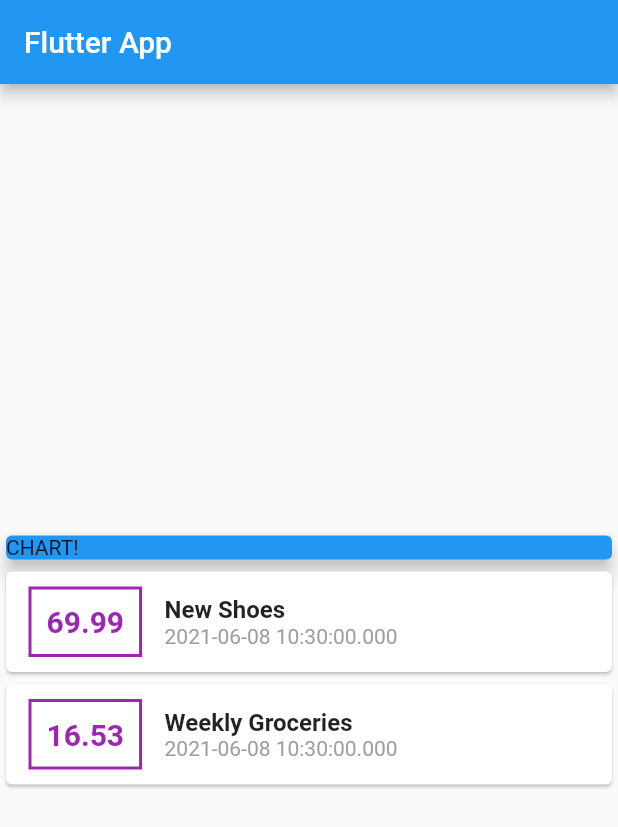
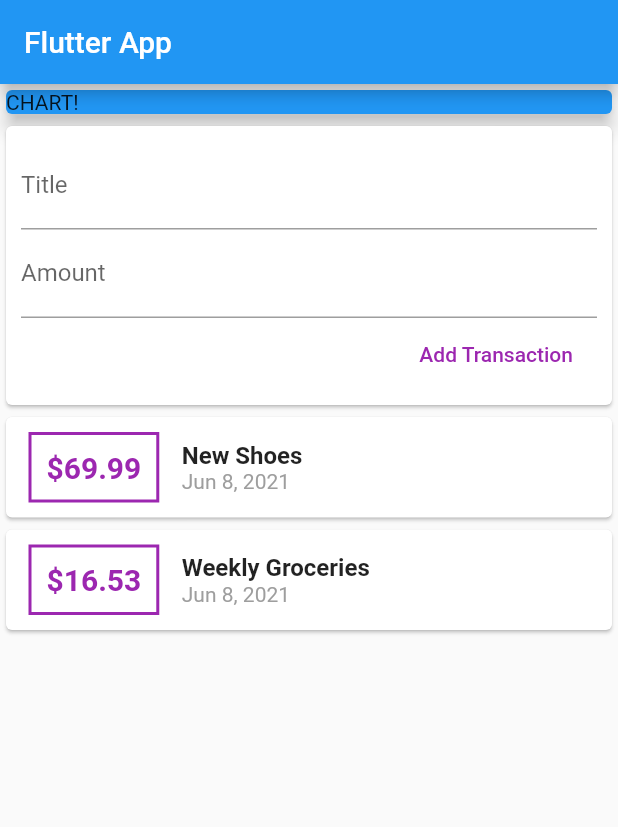
Before and after one commit to Summaiya14/Transaction_app, a Flutter app: the screen it shows after launch, on a phone screen of 412 x 824 dp. Shown: the top 827 px of the screen. Run offline on Flutter 3.47's test engine with Material 2 defaults, Android fonts, the phone set to English and light mode, and no system bars.

Commit message:
adding text field and button

```diff
--- a/lib/main.dart
+++ b/lib/main.dart
@@ -1,5 +1,6 @@
 import 'package:flutter/material.dart';
 import './transaction.dart';
+import 'package:intl/intl.dart';
 
 void main() {
   runApp(MyApp());
@@ -20,6 +21,11 @@ class MyHomePage extends StatelessWidget{
     Transaction(id: 't1', title: 'New Shoes', amount: 69.99, date: DateTime.now(),),
     Transaction(id: 't2', title: 'Weekly Groceries', amount: 16.53, date: DateTime.now(),),
   ];
+
+  //String titleInput;
+  //String amountInput;
+  final titleController = TextEditingController();
+  final amountController = TextEditingController();
   @override
   Widget build(BuildContext context) {
     return Scaffold(
@@ -27,7 +33,7 @@ class MyHomePage extends StatelessWidget{
         title: Text("Flutter App"),
         ),
       body: Column(
-        mainAxisAlignment: MainAxisAlignment.center,
+        mainAxisAlignment: MainAxisAlignment.start,
         crossAxisAlignment: CrossAxisAlignment.stretch,
         children: [
           Container(
@@ -38,6 +44,25 @@ class MyHomePage extends StatelessWidget{
               color: Colors.blue,
               ),
           ),
+          Card(
+            child: Container(
+              padding: EdgeInsets.all(10),
+              child: Column(
+                crossAxisAlignment: CrossAxisAlignment.end,
+                children: [
+                  TextField(
+                    decoration: InputDecoration(labelText: 'Title'),
+                    controller: titleController,
+                    ),
+                  TextField(
+                    decoration: InputDecoration(labelText: 'Amount'),
+                    controller: amountController,
+                    ),
+                  FlatButton(onPressed: () {print(titleController.text); print(amountController.text);}, child: Text('Add Transaction'), textColor: Colors.purple,)
+                ],
+              ),
+            ),
+          ),
           Column(
             children:
               transactions.map((tx) {
@@ -47,7 +72,7 @@ class MyHomePage extends StatelessWidget{
                       Container(
                         padding: EdgeInsets.all(10),
                         margin: EdgeInsets.symmetric(vertical: 10, horizontal: 15),
-                        child: Text(tx.amount.toString(), style: TextStyle(fontWeight: FontWeight.bold, fontSize: 20, color: Colors.purple),),
+                        child: Text('\$${tx.amount}', style: TextStyle(fontWeight: FontWeight.bold, fontSize: 20, color: Colors.purple),),
                         decoration: BoxDecoration(
                           border: Border.all(color: Colors.purple, width: 2),
                         ),
@@ -56,7 +81,7 @@ class MyHomePage extends StatelessWidget{
                         crossAxisAlignment: CrossAxisAlignment.start,
                         children: [
                           Text(tx.title, style: TextStyle(fontSize: 16, fontWeight: FontWeight.bold),),
-                          Text(tx.date.toString(), style: TextStyle(color: Colors.grey),),
+                          Text(DateFormat.yMMMd().format(tx.date), style: TextStyle(color: Colors.grey),),
                       ],)
                     ],
                   ),
--- a/pubspec.yaml
+++ b/pubspec.yaml
@@ -23,6 +23,7 @@ environment:
 dependencies:
   flutter:
     sdk: flutter
+  intl: ^0.15.8
 
 
   # The following adds the Cupertino Icons font to your application.
```
Also changed, not shown: pubspec.lock.
